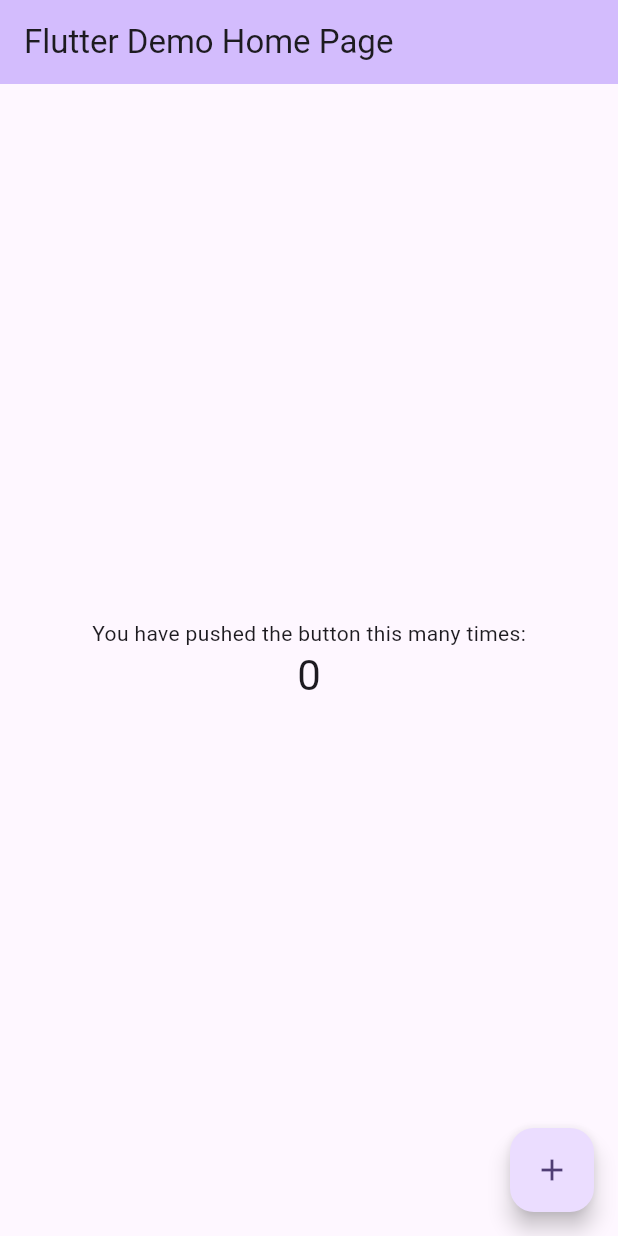
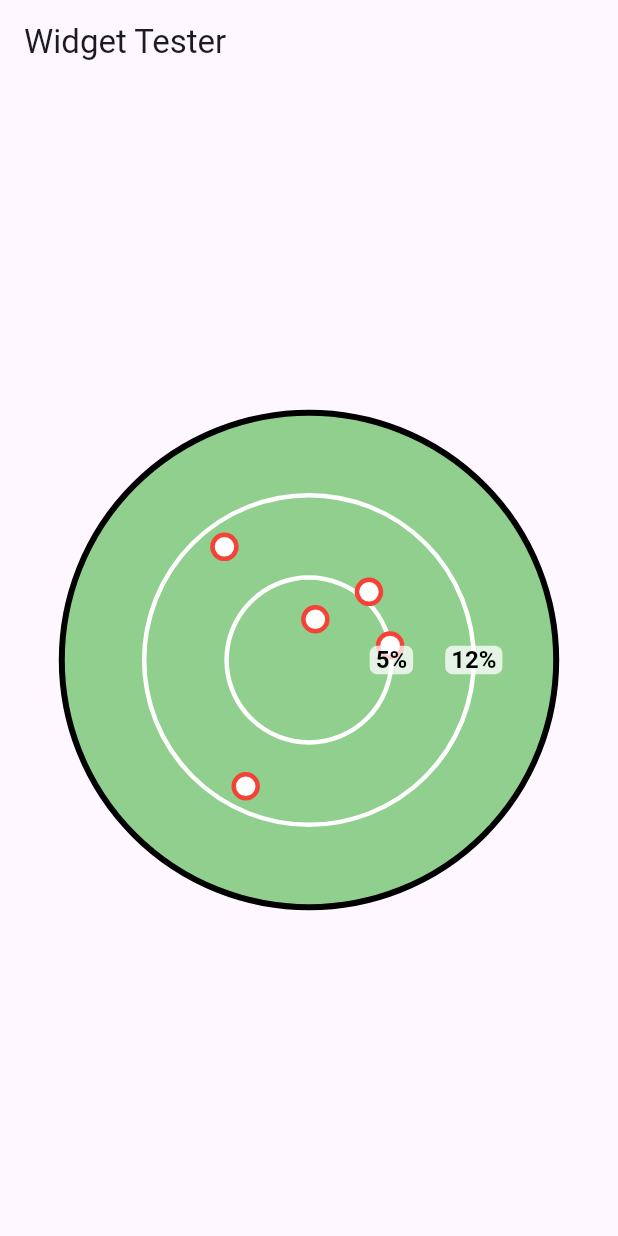
Before and after one commit to josephemorgan/flutter_widgets, a Flutter app: the screen it shows after launch, on a phone screen of 412 x 824 dp. Run offline on Flutter 3.47's test engine with Material 3 defaults, Android fonts, the phone set to English and light mode, and no system bars.

Commit message:
Created a Dispersion Chart widget
- Backing painter widgets handle the low-level paint calls.

```diff
--- /dev/null
+++ b/lib/circle_chart/circle_chart.dart
@@ -0,0 +1,189 @@
+import 'dart:math';
+
+import 'package:flutter/material.dart';
+
+import 'position_painter.dart';
+
+const _dummyShots = [
+  ShotPosition(
+    startDistanceToHole: 120,
+    endDistanceToHole: 3,
+    orientationAngle: 30,
+  ),
+  ShotPosition(
+    startDistanceToHole: 35,
+    endDistanceToHole: 2,
+    orientationAngle: 18,
+  ),
+  ShotPosition(
+    startDistanceToHole: 50,
+    endDistanceToHole: 5,
+    orientationAngle: 90,
+  ),
+  ShotPosition(
+    startDistanceToHole: 100,
+    endDistanceToHole: 10,
+    orientationAngle: 180,
+  ),
+  ShotPosition(
+    startDistanceToHole: 80,
+    endDistanceToHole: 4,
+    orientationAngle: 270,
+  ),
+];
+
+class CircleChartRing {
+  final double upperLimit;
+  final bool showLabel;
+
+  const CircleChartRing({
+    required this.upperLimit,
+    required this.showLabel,
+  });
+}
+
+/// Configures a [CircleChart].
+/// [ringUpperLimits] should be a list of values in ascending order, from 0.0 to 1.0.
+class CircleChartConfig {
+  final Color fillColor;
+  final Color strokeColor;
+  final List<CircleChartRing> rings;
+
+  const CircleChartConfig({
+    this.fillColor = const Color(0xff90cf8d),
+    this.strokeColor = Colors.white,
+    this.rings = const [
+      CircleChartRing(upperLimit: 0.05, showLabel: true),
+      CircleChartRing(upperLimit: 0.12, showLabel: true),
+      CircleChartRing(upperLimit: 1, showLabel: false),
+    ],
+  });
+}
+
+class ShotPosition {
+  final double startDistanceToHole;
+  final double endDistanceToHole;
+  final double orientationAngle;
+
+  const ShotPosition({
+    required this.startDistanceToHole,
+    required this.endDistanceToHole,
+    required this.orientationAngle,
+  });
+}
+
+class CircleChart extends StatelessWidget {
+  final CircleChartConfig config;
+
+  const CircleChart({
+    super.key,
+    required this.config,
+  });
+
+  PolarPosition _clampWithinRange(ShotPosition shot) {
+    final ringWidth = 1 / config.rings.length;
+    final absoluteMagnitude = shot.endDistanceToHole / shot.startDistanceToHole;
+
+    final containingRingIndex = config.rings.indexWhere(
+      (ring) => absoluteMagnitude <= ring.upperLimit,
+    );
+
+    if (containingRingIndex == -1) {
+      return PolarPosition(
+        distance: 1,
+        angle: shot.orientationAngle,
+        strokeColor: Colors.red,
+        debugSource: shot,
+      );
+    }
+
+    if (containingRingIndex == 0) {
+      final clampedRatio =
+          (absoluteMagnitude - 0) / (config.rings[0].upperLimit - 0);
+
+      final interpolatedRatio = interpolate(0, ringWidth, clampedRatio);
+
+      return PolarPosition(
+        distance: interpolatedRatio,
+        angle: shot.orientationAngle,
+        strokeColor: Colors.red,
+        debugSource: shot,
+      );
+    }
+
+    final clampedRatio =
+        (absoluteMagnitude - config.rings[containingRingIndex - 1].upperLimit) /
+            (config.rings[containingRingIndex].upperLimit -
+                config.rings[containingRingIndex - 1].upperLimit);
+
+    final interpolatedRatio = interpolate(
+      ringWidth * containingRingIndex,
+      ringWidth * (containingRingIndex + 1),
+      clampedRatio,
+    );
+
+    return PolarPosition(
+      distance: interpolatedRatio,
+      angle: shot.orientationAngle,
+      strokeColor: Colors.red,
+      debugSource: shot,
+    );
+  }
+
+  double interpolate(double start, double end, double percentage) {
+    return start + (end - start) * (percentage);
+  }
+
+  @override
+  Widget build(BuildContext context) {
+    assert(
+      config.rings.isNotEmpty,
+      'percentageSegments must not be empty',
+    );
+
+    assert(
+      config.rings.map((r) => r.upperLimit).fold<double>(
+                0.0,
+                (last, current) => switch ((last, current)) {
+                  (-1, _) => -1,
+                  (double last, double current) when current < last => -1,
+                  _ => current,
+                },
+              ) >=
+          0,
+      'percentageSegments must be in ascending order',
+    );
+
+    final positions = _dummyShots.map(_clampWithinRange).toList();
+
+    return Material(
+      child: LayoutBuilder(
+        builder: (context, constraints) {
+          final smallerDimension =
+              min(constraints.maxWidth, constraints.maxHeight);
+
+          final size = Size.square(smallerDimension * 0.8);
+
+          return CustomPaint(
+            size: size,
+            painter: PositionPainter(
+              rings: config.rings
+                  .map(
+                    (r) => PositionPainterRing(
+                      fillColor: config.fillColor,
+                      outerBorderColor: config.strokeColor,
+                      outerRingWidth: 3,
+                      outerLabel: r.showLabel
+                          ? '${(r.upperLimit * 100).toStringAsFixed(0)}%'
+                          : null,
+                    ),
+                  )
+                  .toList(),
+              positions: positions,
+            ),
+          );
+        },
+      ),
+    );
+  }
+}
--- /dev/null
+++ b/lib/circle_chart/position_painter.dart
@@ -0,0 +1,269 @@
+import 'dart:math';
+import 'dart:ui' as ui;
+
+import 'package:flutter/material.dart';
+
+/// Represents a single datapoint to be displayed in the chart with polar coordinates.
+/// [distance] is a double representing the distance from the center of the chart, with 0 being the center, and 1 being the outermost ring.
+/// [angle] is a double representing the angle in radians, with 0 being the 3:00 position.
+class PolarPosition {
+  final double distance;
+  final double angle;
+  final Color strokeColor;
+  final dynamic _debugSource;
+
+  const PolarPosition({
+    required this.distance,
+    required this.angle,
+    required this.strokeColor,
+    dynamic debugSource,
+  }) : _debugSource = debugSource;
+}
+
+class PositionPainterRing {
+  final Color fillColor;
+  final Color outerBorderColor;
+  final double outerRingWidth;
+  final String? outerLabel;
+
+  const PositionPainterRing({
+    required this.fillColor,
+    required this.outerBorderColor,
+    required this.outerRingWidth,
+    this.outerLabel,
+  });
+}
+
+class PositionPainter extends CustomPainter {
+  final Iterable<PositionPainterRing> rings;
+  final Iterable<PolarPosition> positions;
+
+  const PositionPainter({
+    required this.rings,
+    required this.positions,
+  });
+
+  @override
+  void paint(Canvas canvas, Size size) {
+    _BackgroundPainter(rings: rings).paint(canvas, size);
+
+    for (final position in positions) {
+      _DatapointPainter(position: position).paint(canvas, size);
+    }
+
+    _LabelPainter(rings: rings).paint(canvas, size);
+  }
+
+  @override
+  bool shouldRepaint(covariant CustomPainter oldDelegate) {
+    return false;
+  }
+}
+
+class _DatapointPainter extends CustomPainter {
+  final PolarPosition position;
+
+  const _DatapointPainter({
+    required this.position,
+  });
+
+  @override
+  void paint(ui.Canvas canvas, ui.Size size) {
+    final center = Offset(size.width / 2, size.height / 2);
+
+    final distance = size.width / 2 * position.distance;
+
+    final point = Offset(
+      center.dx + (distance * cos(position.angle)),
+      center.dy + distance * sin(position.angle),
+    );
+
+    canvas.drawCircle(
+      point,
+      8,
+      Paint()
+        ..color = Colors.white
+        ..style = PaintingStyle.fill,
+    );
+
+    canvas.drawCircle(
+      point,
+      8,
+      Paint()
+        ..color = position.strokeColor
+        ..strokeWidth = 3
+        ..style = PaintingStyle.stroke,
+    );
+  }
+
+  @override
+  bool shouldRepaint(covariant CustomPainter oldDelegate) {
+    return false;
+  }
+}
+
+class _LabelPainter extends CustomPainter {
+  final Iterable<PositionPainterRing> rings;
+
+  const _LabelPainter({
+    required this.rings,
+  });
+
+  @override
+  void paint(ui.Canvas canvas, ui.Size size) {
+    final radiusStep = (size.width / 2) / rings.length;
+
+    final ringsLabels =
+        rings.map((ring) => ring.outerLabel).whereType<String>().toList();
+
+    final labelPainters = List.generate(
+      ringsLabels.length,
+      (index) => () => _paintLabel(
+            canvas,
+            size,
+            ringsLabels.elementAt(index),
+            radiusStep * (index + 1),
+          ),
+    );
+
+    for (final painter in labelPainters) {
+      painter();
+    }
+  }
+
+  @override
+  bool shouldRepaint(covariant CustomPainter oldDelegate) {
+    return false;
+  }
+
+  void _paintLabel(Canvas canvas, Size size, String label, double radiusStep) {
+    final labelOffset = Offset(
+      size.width * 0.5 + radiusStep,
+      size.height / 2,
+    );
+
+    const fontSize = 16.0;
+
+    final textPainter = TextPainter(
+      text: TextSpan(
+        text: label,
+        style: const TextStyle(
+          color: Colors.black,
+          fontSize: fontSize,
+          fontWeight: FontWeight.bold,
+        ),
+      ),
+      textDirection: ui.TextDirection.ltr,
+      textAlign: TextAlign.center,
+    );
+
+    textPainter.layout();
+
+    canvas.drawRRect(
+      RRect.fromRectAndRadius(
+        Rect.fromCenter(
+          center: labelOffset,
+          width: textPainter.width + 8,
+          height: textPainter.height,
+        ),
+        const Radius.circular(5),
+      ),
+      Paint()
+        ..color = const Color(0xc0ffffff)
+        ..style = PaintingStyle.fill,
+    );
+
+    //canvas.drawRRect(
+    //  RRect.fromRectAndRadius(
+    //    Rect.fromCenter(
+    //      center: labelOffset,
+    //      width: textPainter.width + 8,
+    //      height: textPainter.height,
+    //    ),
+    //    const Radius.circular(5),
+    //  ),
+    //  Paint()
+    //    ..color = const Color(0xff5a5a5a)
+    //    ..strokeWidth = 2
+    //    ..style = PaintingStyle.stroke,
+    //);
+
+    textPainter.paint(
+      canvas,
+      Offset(
+        labelOffset.dx - (textPainter.width / 2),
+        labelOffset.dy - (textPainter.height / 2),
+      ),
+    );
+  }
+}
+
+class _BackgroundPainter extends CustomPainter {
+  final Iterable<PositionPainterRing> rings;
+
+  const _BackgroundPainter({
+    required this.rings,
+  });
+
+  @override
+  void paint(ui.Canvas canvas, ui.Size size) {
+    final radiusStep = (size.width / 2) / rings.length;
+
+    final circlePainters = List.generate(rings.length, (index) {
+      final circleRadius = radiusStep * (index + 1);
+
+      return () => _paintRing(
+            canvas,
+            size,
+            circleRadius,
+            rings.elementAt(index).fillColor,
+            rings.elementAt(index).outerBorderColor,
+            rings.elementAt(index).outerRingWidth,
+          );
+    });
+
+    for (final painter in circlePainters.reversed) {
+      painter();
+    }
+
+    canvas.drawCircle(
+      Offset(size.width / 2, size.height / 2),
+      size.width / 2,
+      Paint()
+        ..color = Colors.black
+        ..strokeWidth = 4
+        ..style = PaintingStyle.stroke,
+    );
+  }
+
+  @override
+  bool shouldRepaint(covariant CustomPainter oldDelegate) {
+    return false;
+  }
+
+  void _paintRing(
+    Canvas canvas,
+    Size size,
+    double radiusStep,
+    Color fillColor,
+    Color outerBorderColor,
+    double outerRingWidth,
+  ) {
+    canvas.drawCircle(
+      Offset(size.width / 2, size.height / 2),
+      radiusStep,
+      Paint()
+        ..color = fillColor
+        ..style = PaintingStyle.fill,
+    );
+
+    canvas.drawCircle(
+      Offset(size.width / 2, size.height / 2),
+      radiusStep,
+      Paint()
+        ..color = outerBorderColor
+        ..style = PaintingStyle.stroke
+        ..strokeWidth = outerRingWidth,
+    );
+  }
+}
--- a/lib/main.dart
+++ b/lib/main.dart
@@ -1,4 +1,5 @@
 import 'package:flutter/material.dart';
+import 'package:flutter_widgets/circle_chart/circle_chart.dart';
 
 void main() {
   runApp(const MyApp());
@@ -13,113 +14,29 @@ class MyApp extends StatelessWidget {
     return MaterialApp(
       title: 'Flutter Demo',
       theme: ThemeData(
-        // This is the theme of your application.
-        //
-        // TRY THIS: Try running your application with "flutter run". You'll see
-        // the application has a purple toolbar. Then, without quitting the app,
-        // try changing the seedColor in the colorScheme below to Colors.green
-        // and then invoke "hot reload" (save your changes or press the "hot
-        // reload" button in a Flutter-supported IDE, or press "r" if you used
-        // the command line to start the app).
-        //
-        // Notice that the counter didn't reset back to zero; the application
-        // state is not lost during the reload. To reset the state, use hot
-        // restart instead.
-        //
-        // This works for code too, not just values: Most code changes can be
-        // tested with just a hot reload.
         colorScheme: ColorScheme.fromSeed(seedColor: Colors.deepPurple),
         useMaterial3: true,
       ),
-      home: const MyHomePage(title: 'Flutter Demo Home Page'),
+      home: Scaffold(
+        appBar: AppBar(
+          title: const Text('Widget Tester'),
+        ),
+        body: const CircleChartPage(title: 'Widget Tester'),
+      ),
     );
   }
 }
 
-class MyHomePage extends StatefulWidget {
-  const MyHomePage({super.key, required this.title});
-
-  // This widget is the home page of your application. It is stateful, meaning
-  // that it has a State object (defined below) that contains fields that affect
-  // how it looks.
-
-  // This class is the configuration for the state. It holds the values (in this
-  // case the title) provided by the parent (in this case the App widget) and
-  // used by the build method of the State. Fields in a Widget subclass are
-  // always marked "final".
+class CircleChartPage extends StatelessWidget {
+  const CircleChartPage({super.key, required this.title});
 
   final String title;
-
-  @override
-  State<MyHomePage> createState() => _MyHomePageState();
-}
-
-class _MyHomePageState extends State<MyHomePage> {
-  int _counter = 0;
-
-  void _incrementCounter() {
-    setState(() {
-      // This call to setState tells the Flutter framework that something has
-      // changed in this State, which causes it to rerun the build method below
-      // so that the display can reflect the updated values. If we changed
-      // _counter without calling setState(), then the build method would not be
-      // called again, and so nothing would appear to happen.
-      _counter++;
-    });
-  }
-
   @override
   Widget build(BuildContext context) {
-    // This method is rerun every time setState is called, for instance as done
-    // by the _incrementCounter method above.
-    //
-    // The Flutter framework has been optimized to make rerunning build methods
-    // fast, so that you can just rebuild anything that needs updating rather
-    // than having to individually change instances of widgets.
-    return Scaffold(
-      appBar: AppBar(
-        // TRY THIS: Try changing the color here to a specific color (to
-        // Colors.amber, perhaps?) and trigger a hot reload to see the AppBar
-        // change color while the other colors stay the same.
-        backgroundColor: Theme.of(context).colorScheme.inversePrimary,
-        // Here we take the value from the MyHomePage object that was created by
-        // the App.build method, and use it to set our appbar title.
-        title: Text(widget.title),
+    return const Center(
+      child: CircleChart(
+        config: CircleChartConfig(),
       ),
-      body: Center(
-        // Center is a layout widget. It takes a single child and positions it
-        // in the middle of the parent.
-        child: Column(
-          // Column is also a layout widget. It takes a list of children and
-          // arranges them vertically. By default, it sizes itself to fit its
-          // children horizontally, and tries to be as tall as its parent.
-          //
-          // Column has various properties to control how it sizes itself and
-          // how it positions its children. Here we use mainAxisAlignment to
-          // center the children vertically; the main axis here is the vertical
-          // axis because Columns are vertical (the cross axis would be
-          // horizontal).
-          //
-          // TRY THIS: Invoke "debug painting" (choose the "Toggle Debug Paint"
-          // action in the IDE, or press "p" in the console), to see the
-          // wireframe for each widget.
-          mainAxisAlignment: MainAxisAlignment.center,
-          children: <Widget>[
-            const Text(
-              'You have pushed the button this many times:',
-            ),
-            Text(
-              '$_counter',
-              style: Theme.of(context).textTheme.headlineMedium,
-            ),
-          ],
-        ),
-      ),
-      floatingActionButton: FloatingActionButton(
-        onPressed: _incrementCounter,
-        tooltip: 'Increment',
-        child: const Icon(Icons.add),
-      ), // This trailing comma makes auto-formatting nicer for build methods.
     );
   }
 }
```
